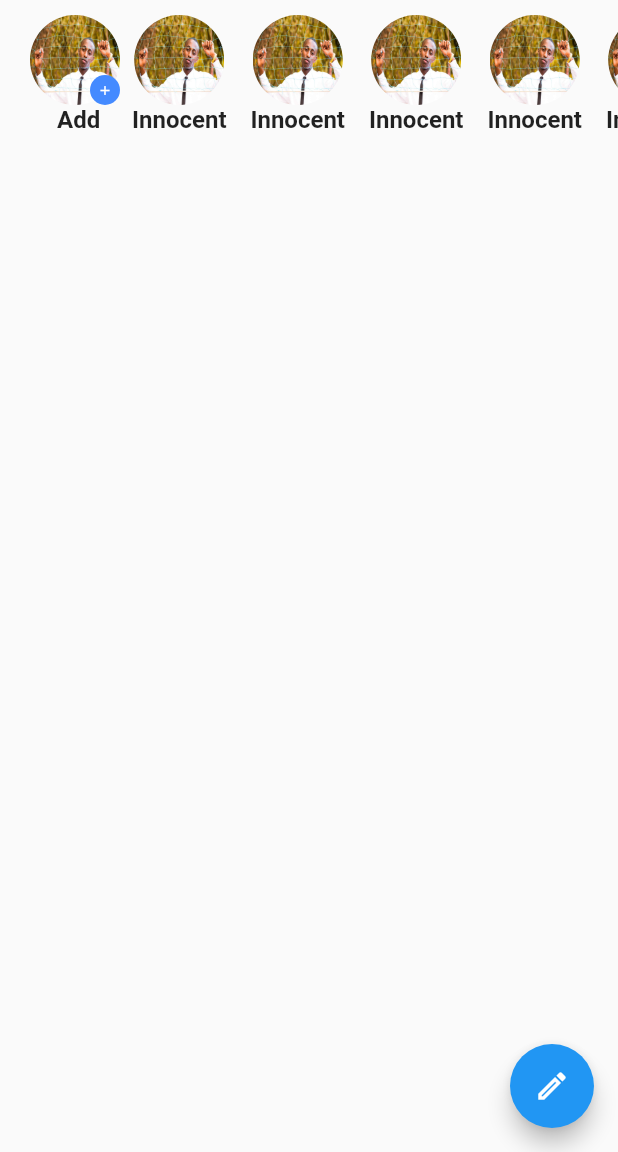
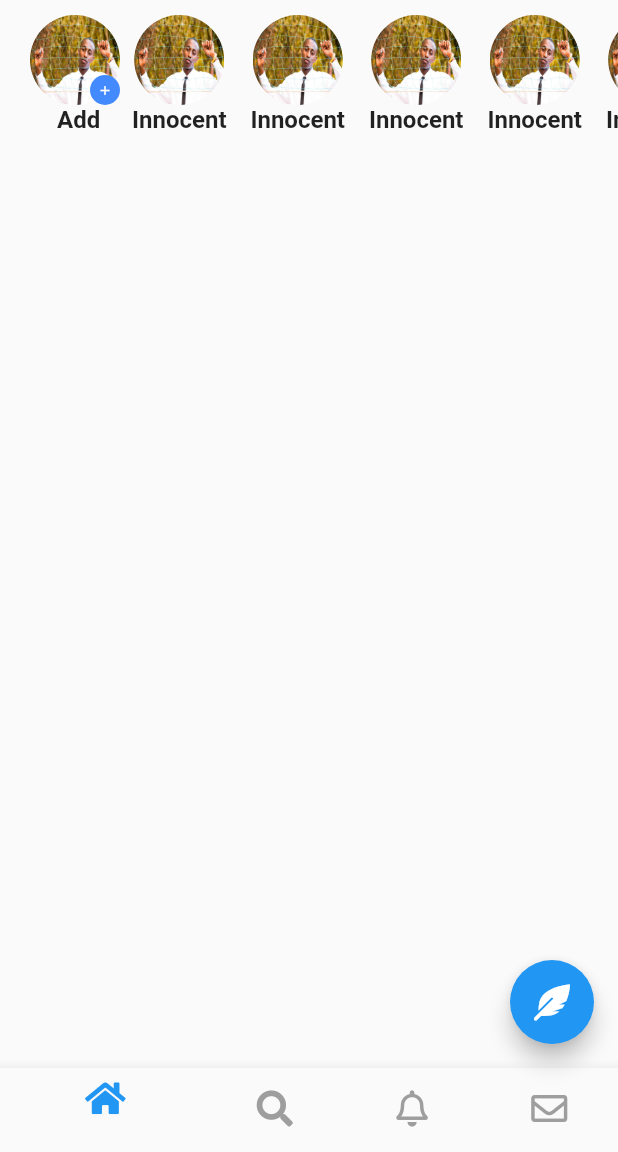
Before and after one commit to luqmantuke/14DaysFlutterUIChallenge, a Flutter app: the screen it shows after launch, on a phone screen of 412 x 824 dp, the part 84-1236 px from its top. Run offline on Flutter 3.47's test engine with Material 2 defaults, Android fonts, the phone set to English and light mode, and no system bars; our stand-ins replace font_awesome_flutter.

Commit message:
added bottomNavigationBar and edited the floatingActionButton

```diff
--- a/twitter_clone/lib/main.dart
+++ b/twitter_clone/lib/main.dart
@@ -1,5 +1,7 @@
 import 'package:flutter/material.dart';
+import 'package:font_awesome_flutter/font_awesome_flutter.dart';
 import 'package:twitter_clone/utils/app_constants.dart';
+import 'package:twitter_clone/widgets/bottom_navigation_bar.dart';
 import 'package:twitter_clone/widgets/stories.dart';
 
 void main() {
@@ -51,9 +53,10 @@ class MyApp extends StatelessWidget {
             ],
           ),
         ),
+        bottomNavigationBar: MyBottomNavigationBar(),
         floatingActionButton: FloatingActionButton(
           onPressed: () {},
-          child: Icon(Icons.edit_outlined),
+          child: Icon(FontAwesomeIcons.featherAlt),
         ),
       ),
     );
--- /dev/null
+++ b/twitter_clone/lib/widgets/bottom_navigation_bar.dart
@@ -0,0 +1,38 @@
+import 'package:font_awesome_flutter/font_awesome_flutter.dart';
+import 'package:flutter/material.dart';
+
+class MyBottomNavigationBar extends StatelessWidget {
+  @override
+  Widget build(BuildContext context) {
+    return BottomNavigationBar(
+      selectedItemColor: Colors.blue,
+      unselectedItemColor: Colors.grey,
+      items: [
+        BottomNavigationBarItem(
+          title: Text(""),
+          icon: Icon(
+            FontAwesomeIcons.home,
+
+          ),
+        ),
+        BottomNavigationBarItem(
+          title: Text(""),
+          icon: Icon(
+            FontAwesomeIcons.search,
+          ),
+        ),
+        BottomNavigationBarItem(
+            title: Text(""),
+            icon: Icon(
+              FontAwesomeIcons.bell,
+            )),
+        BottomNavigationBarItem(
+          title: Text(""),
+          icon: Icon(
+            FontAwesomeIcons.envelope,
+          ),
+        ),
+      ],
+    );
+  }
+}
--- a/twitter_clone/pubspec.yaml
+++ b/twitter_clone/pubspec.yaml
@@ -28,6 +28,7 @@ dependencies:
   # The following adds the Cupertino Icons font to your application.
   # Use with the CupertinoIcons class for iOS style icons.
   cupertino_icons: ^1.0.2
+  font_awesome_flutter:
 
 dev_dependencies:
   flutter_test:
```
Also changed, not shown: twitter_clone/pubspec.lock.
